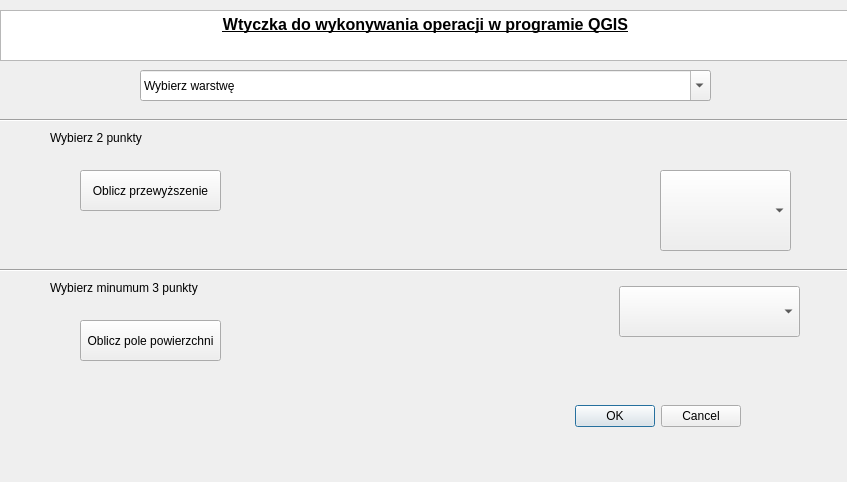
The window that wtyczka_projekt/wtyczka_projekt_dialog_base.ui (NinaJanczak/projekt_2_informatyka) describes before a commit, drawn with Qt 5.
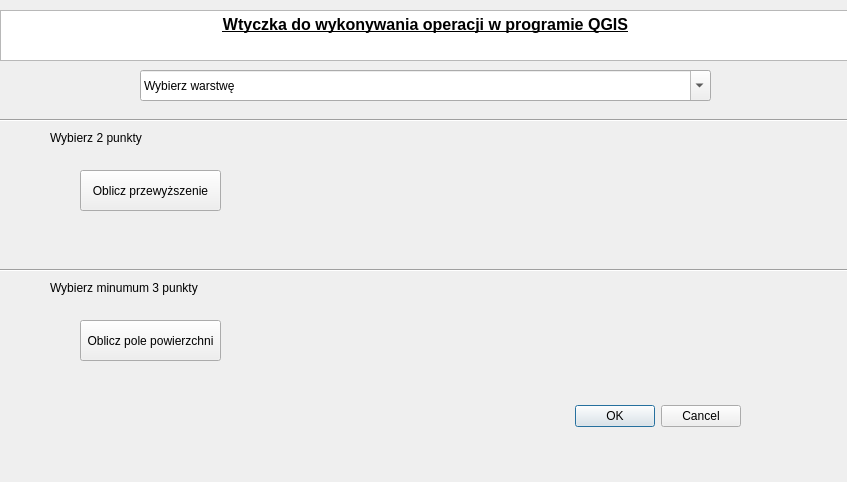
The same window after the commit. Custom widgets are drawn as their Qt base class.

Commit message: Zmiana wizualna wtyczni, dodanie pliku CSV

Diff of the .ui file:
```diff
--- a/wtyczka_projekt/wtyczka_projekt_dialog_base.ui
+++ b/wtyczka_projekt/wtyczka_projekt_dialog_base.ui
@@ -166,53 +166,8 @@
     <string/>
    </property>
   </widget>
-  <widget class="QgsFeatureListComboBox" name="mFeatureListComboBox">
-   <property name="geometry">
-    <rect>
-     <x>660</x>
-     <y>170</y>
-     <width>131</width>
-     <height>81</height>
-    </rect>
-   </property>
-  </widget>
-  <widget class="QgsFieldComboBox" name="mFieldComboBox">
-   <property name="geometry">
-    <rect>
-     <x>619</x>
-     <y>286</y>
-     <width>181</width>
-     <height>51</height>
-    </rect>
-   </property>
-  </widget>
-  <widget class="QgsFieldExpressionWidget" name="mFieldExpressionWidget">
-   <property name="geometry">
-    <rect>
-     <x>400</x>
-     <y>140</y>
-     <width>211</width>
-     <height>51</height>
-    </rect>
-   </property>
-  </widget>
  </widget>
  <customwidgets>
-  <customwidget>
-   <class>QgsFeatureListComboBox</class>
-   <extends>QComboBox</extends>
-   <header>qgsfeaturelistcombobox.h</header>
-  </customwidget>
-  <customwidget>
-   <class>QgsFieldComboBox</class>
-   <extends>QComboBox</extends>
-   <header>qgsfieldcombobox.h</header>
-  </customwidget>
-  <customwidget>
-   <class>QgsFieldExpressionWidget</class>
-   <extends>QWidget</extends>
-   <header>qgsfieldexpressionwidget.h</header>
-  </customwidget>
   <customwidget>
    <class>QgsMapLayerComboBox</class>
    <extends>QComboBox</extends>
```
Left out of the diff: 2 changed lines with no effect on the pictures. The commit also changes 2 other files.
